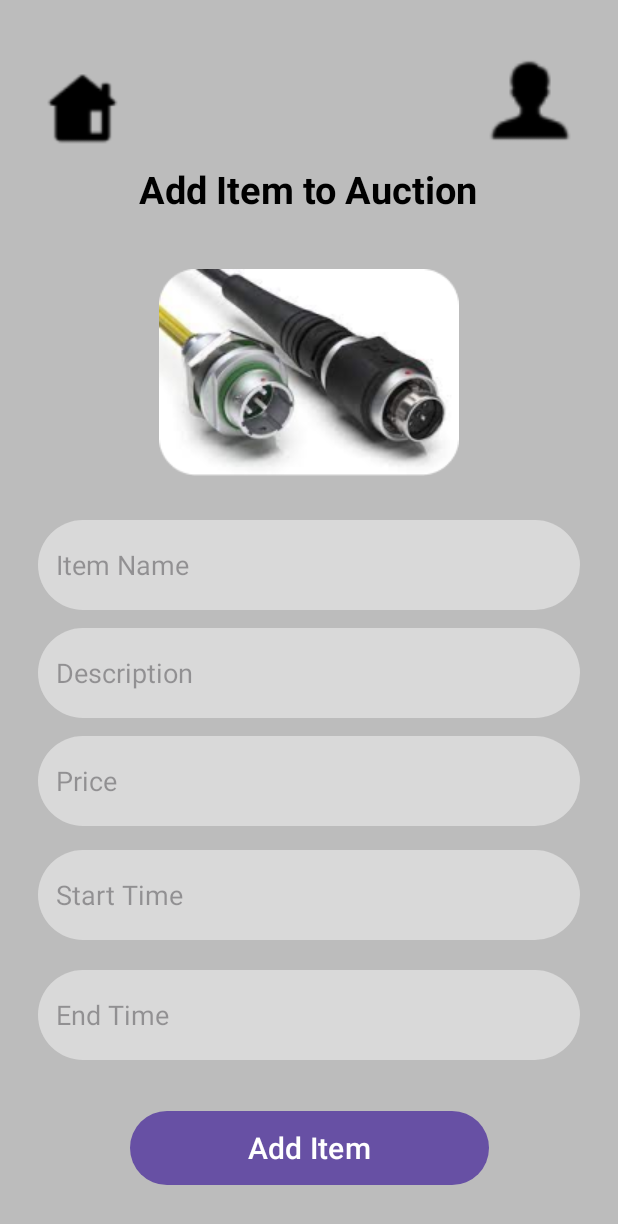
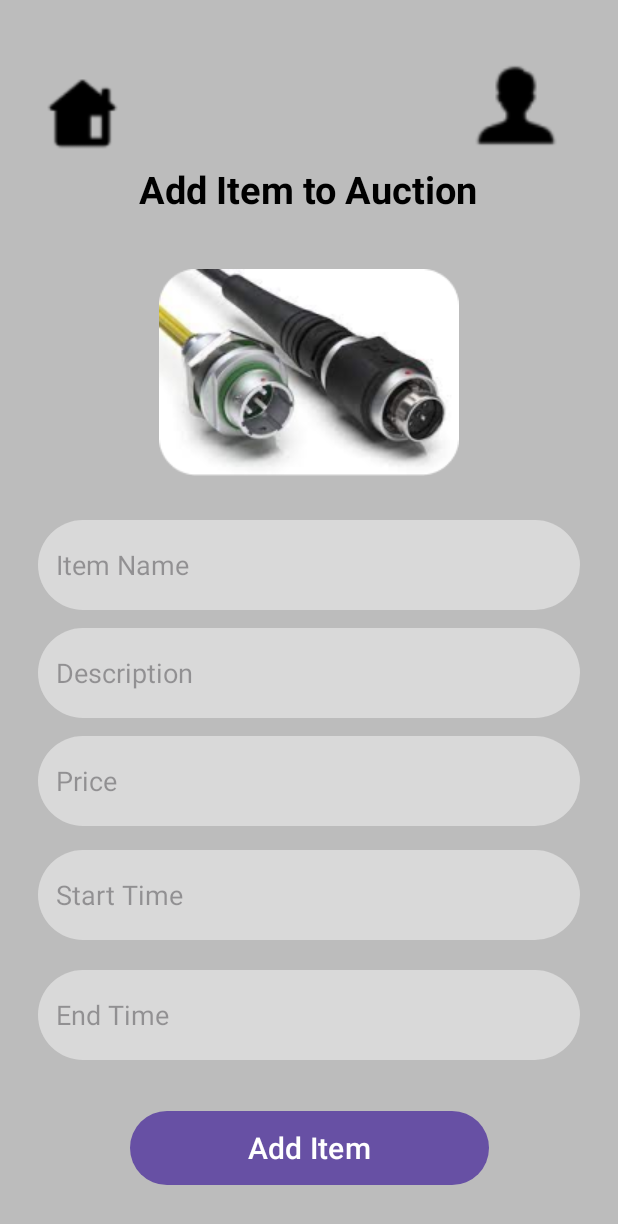
Before and after one commit to IT21237690/UEE-Project, an Android app: the screen it shows after launch (AddToAuction), on a phone screen of 412 x 824 dp. Shown: the top 1224 px of the screen. Run offline under Robolectric (Android 15) with nearby library versions, the phone set to English and light mode, and no system bars; our stand-ins replace Firebase (no records; nobody signed in at launch, a user with empty details on screens opened directly).

Commit message:
layouts feilds added

```diff
--- a/app/src/main/java/com/example/ueeproject/AddToAuction.kt
+++ b/app/src/main/java/com/example/ueeproject/AddToAuction.kt
@@ -21,7 +21,7 @@ import java.util.Locale
 import java.util.UUID
 
 
-class AddToAuction : AppCompatActivity() {
+class  AddToAuction : AppCompatActivity() {
 
 
     private val REQUEST_CODE_DISPLAY_ITEMS = 1
--- a/app/src/main/res/drawable/rounded_buttons.xml
+++ b/app/src/main/res/drawable/custom_button_background.xml
@@ -1,6 +1,9 @@
 <?xml version="1.0" encoding="utf-8"?>
 <!-- res/drawable/rounded_edittext_bg.xml -->
 <shape xmlns:android="http://schemas.android.com/apk/res/android">
+
     <solid android:color="#EEC027" />
-    <corners android:radius="110dp" /> <!-- Set the corner radius here -->
+    <corners android:radius="100dp" />
+    <!-- Set the corner radius here -->
+
 </shape>
--- a/app/src/main/res/layout/activity_addtoauction.xml
+++ b/app/src/main/res/layout/activity_addtoauction.xml
@@ -11,23 +11,28 @@
         android:id="@+id/home"
         android:layout_width="78dp"
         android:layout_height="68dp"
-        android:layout_marginStart="16dp"
-        android:layout_marginTop="40dp"
 
         android:src="@drawable/home"
+        app:layout_constraintBottom_toBottomOf="parent"
+        app:layout_constraintEnd_toEndOf="parent"
+        app:layout_constraintHorizontal_bias="0.048"
         app:layout_constraintStart_toStartOf="parent"
-        app:layout_constraintTop_toTopOf="parent" />
+        app:layout_constraintTop_toTopOf="parent"
+        app:layout_constraintVertical_bias="0.057" />
 
     <ImageView
         android:id="@+id/user_male"
         android:layout_width="85dp"
         android:layout_height="78dp"
-        android:layout_marginTop="28dp"
         android:layout_marginEnd="16dp"
         android:contentDescription="user_male"
         android:src="@drawable/user_male"
+        app:layout_constraintBottom_toBottomOf="parent"
         app:layout_constraintEnd_toEndOf="parent"
-        app:layout_constraintTop_toTopOf="parent" />
+        app:layout_constraintHorizontal_bias="0.958"
+        app:layout_constraintStart_toEndOf="@+id/home"
+        app:layout_constraintTop_toTopOf="parent"
+        app:layout_constraintVertical_bias="0.042" />
 
     <TextView
         android:id="@+id/add_item_to_auction"
@@ -126,7 +131,7 @@
         android:layout_height="49dp"
         android:text="Add Item"
         android:textSize="20sp"
-        android:background="@drawable/rounded_buttons"
+        android:background="@drawable/custom_button_background"
         app:layout_constraintBottom_toBottomOf="parent"
         app:layout_constraintEnd_toEndOf="parent"
         app:layout_constraintStart_toStartOf="parent"
--- a/app/src/main/res/layout/activity_edit_item.xml
+++ b/app/src/main/res/layout/activity_edit_item.xml
@@ -119,7 +119,7 @@
         android:id="@+id/saveButton"
         android:layout_width="239dp"
         android:layout_height="49dp"
-        android:background="@drawable/rounded_buttons"
+        android:background="@drawable/custom_button_background"
         android:backgroundTint="#FFC107"
         android:text="@string/add_item"
         android:textColorLink="#9C27B0"
--- a/app/src/main/res/layout/item_auction.xml
+++ b/app/src/main/res/layout/item_auction.xml
@@ -66,7 +66,7 @@
         android:layout_marginStart="88dp"
         android:layout_marginTop="36dp"
         android:text="Edit"
-        android:background="@drawable/rounded_buttons"
+        android:background="@drawable/custom_button_background"
         app:layout_constraintStart_toStartOf="parent"
         app:layout_constraintTop_toTopOf="parent" />
 
--- a/app/src/main/res/values/colors.xml
+++ b/app/src/main/res/values/colors.xml
@@ -8,9 +8,11 @@
     <color name="purple_700">#FF3700B3</color>
     <color name="teal_200">#FF03DAC5</color>
     <color name="teal_700">#FF018786</color>
-    <color name="black">#FF000000</color>
     <color name="white">#FFFFFFFF</color>
     <color name="_bg__add_auction_items_ek2_color">#BCBCBC</color>
     <color name="add_item_to_auction_color">#000000</color>
     <color name="rectangle_17_color">#D9D9D9</color>
+
+    <color name="button_text_black">#FF000000</color>
+    <color name="button_yellow">#EEC027</color>
 </resources>
--- a/app/src/main/res/values/themes.xml
+++ b/app/src/main/res/values/themes.xml
@@ -6,4 +6,5 @@
     </style>
 
     <style name="Theme.UEEProject" parent="Base.Theme.UEEProject" />
+
 </resources>
```
Also changed, not shown: app/src/main/res/layout/activity_main.xml (+1 -12 lines).
